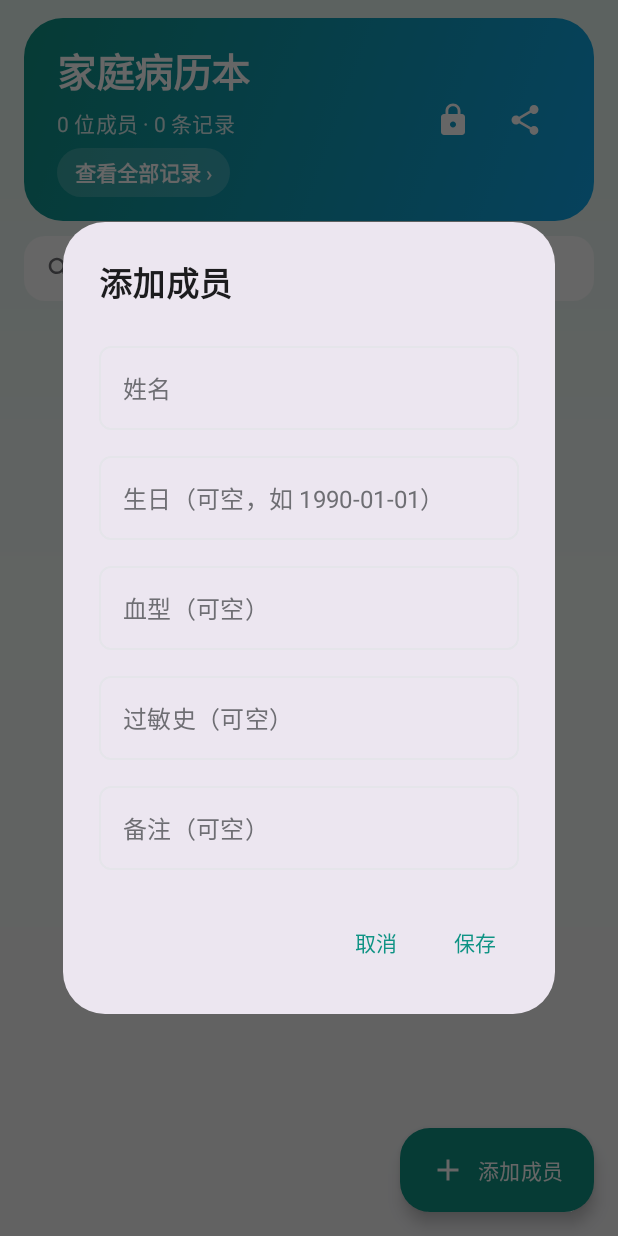
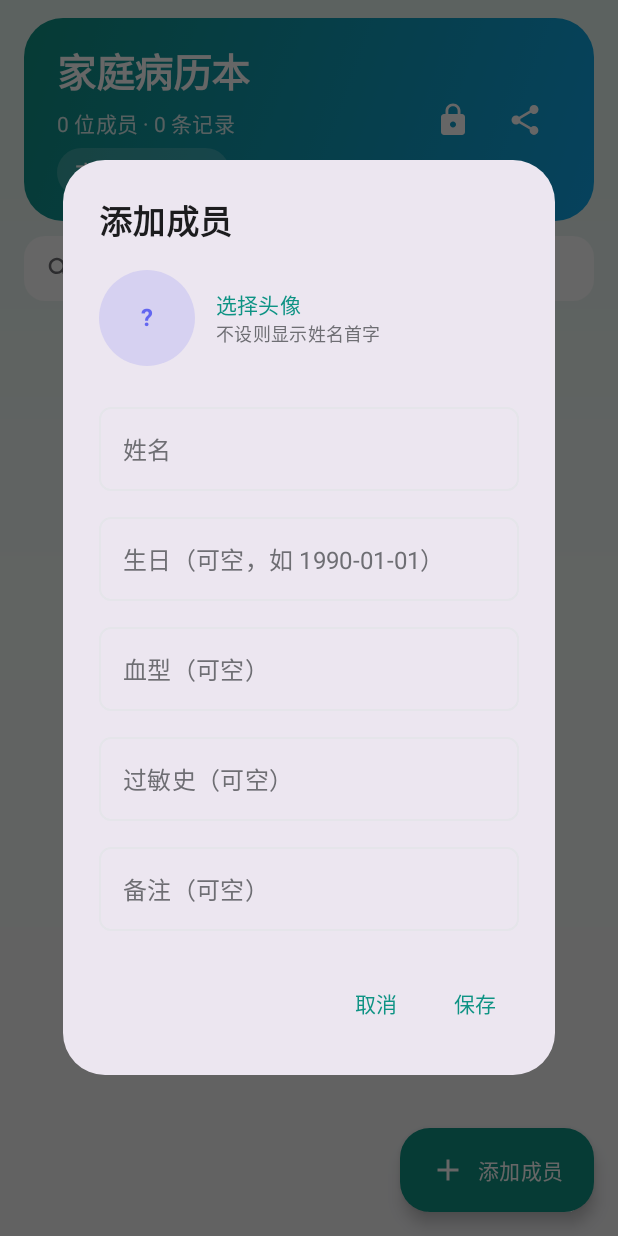
Before and after one commit to lidongze1002/medarchive, an Android app built with Jetpack Compose: the screen it shows after launch (MainActivity), after a tap on "添加成员", on a phone screen of 412 x 824 dp. Run offline under Robolectric (Android 15) with nearby library versions, the phone set to English and light mode, and no system bars; our stand-ins replace Room's generated code, Shimmer; libraries missing offline, so code that uses them is left out: com.android.billingclient.

Commit message:
feat: member avatars (picker, list/detail display, backup round-trip, DB migration v2)

```diff
--- a/app/src/main/java/com/mvp/medarchive/data/MedRepository.kt
+++ b/app/src/main/java/com/mvp/medarchive/data/MedRepository.kt
@@ -25,6 +25,9 @@ class MedRepository(
     }
 
     suspend fun deleteMember(id: Long) {
+        db.memberDao().get(id)?.let { m ->
+            if (m.avatarPath.isNotBlank()) imageStore.delete(m.avatarPath)
+        }
         db.recordDao().byMember(id).forEach { deleteRecord(it.id) }
         db.memberDao().delete(id)
     }
--- a/app/src/main/java/com/mvp/medarchive/data/db/Entities.kt
+++ b/app/src/main/java/com/mvp/medarchive/data/db/Entities.kt
@@ -1,5 +1,6 @@
 package com.mvp.medarchive.data.db
 
+import androidx.room.ColumnInfo
 import androidx.room.Entity
 import androidx.room.Index
 import androidx.room.PrimaryKey
@@ -12,6 +13,7 @@ data class Member(
     val bloodType: String = "",
     val allergies: String = "",
     val notes: String = "",
+    @ColumnInfo(defaultValue = "") val avatarPath: String = "",
     val createdAt: Long = System.currentTimeMillis()
 )
 
--- a/app/src/main/java/com/mvp/medarchive/data/db/MedDatabase.kt
+++ b/app/src/main/java/com/mvp/medarchive/data/db/MedDatabase.kt
@@ -2,10 +2,18 @@ package com.mvp.medarchive.data.db
 
 import androidx.room.Database
 import androidx.room.RoomDatabase
+import androidx.room.migration.Migration
+import androidx.sqlite.db.SupportSQLiteDatabase
+
+val MIGRATION_1_2 = object : Migration(1, 2) {
+    override fun migrate(db: SupportSQLiteDatabase) {
+        db.execSQL("ALTER TABLE members ADD COLUMN avatarPath TEXT NOT NULL DEFAULT ''")
+    }
+}
 
 @Database(
     entities = [Member::class, Record::class, RecordImage::class],
-    version = 1,
+    version = 2,
     exportSchema = false
 )
 abstract class MedDatabase : RoomDatabase() {
--- a/app/src/main/java/com/mvp/medarchive/di/AppContainer.kt
+++ b/app/src/main/java/com/mvp/medarchive/di/AppContainer.kt
@@ -5,6 +5,7 @@ import androidx.room.Room
 import com.mvp.medarchive.data.ImageStore
 import com.mvp.medarchive.data.MedRepository
 import com.mvp.medarchive.data.db.MedDatabase
+import com.mvp.medarchive.data.db.MIGRATION_1_2
 
 class AppContainer(context: Context) {
     private val app = context.applicationContext
@@ -13,7 +14,7 @@ class AppContainer(context: Context) {
         app,
         MedDatabase::class.java,
         "med.db"
-    ).build()
+    ).addMigrations(MIGRATION_1_2).build()
 
     val repository = MedRepository(database, imageStore)
 }
--- a/app/src/main/java/com/mvp/medarchive/ui/common/Visuals.kt
+++ b/app/src/main/java/com/mvp/medarchive/ui/common/Visuals.kt
@@ -9,13 +9,18 @@ import androidx.compose.foundation.shape.RoundedCornerShape
 import androidx.compose.material3.MaterialTheme
 import androidx.compose.material3.Text
 import androidx.compose.runtime.Composable
+import androidx.compose.runtime.remember
 import androidx.compose.ui.Alignment
 import androidx.compose.ui.Modifier
 import androidx.compose.ui.draw.clip
 import androidx.compose.ui.graphics.Color
+import androidx.compose.ui.layout.ContentScale
+import androidx.compose.ui.platform.LocalContext
 import androidx.compose.ui.text.font.FontWeight
 import androidx.compose.ui.unit.Dp
 import androidx.compose.ui.unit.dp
+import coil.compose.AsyncImage
+import java.io.File
 import kotlin.math.abs
 
 private val AvatarPalette = listOf(
@@ -28,7 +33,22 @@ private val AvatarPalette = listOf(
 )
 
 @Composable
-fun Avatar(name: String, size: Dp = 48.dp) {
+fun Avatar(name: String, path: String? = null, size: Dp = 48.dp) {
+    val ctx = LocalContext.current
+    val file = remember(path) {
+        path?.takeIf { it.isNotBlank() }?.let { File(ctx.filesDir, "media/$it") }
+    }
+    if (file != null && file.exists()) {
+        AsyncImage(
+            model = file,
+            contentDescription = name,
+            contentScale = ContentScale.Crop,
+            modifier = Modifier
+                .size(size)
+                .clip(CircleShape)
+        )
+        return
+    }
     val color = AvatarPalette[abs(name.hashCode()) % AvatarPalette.size]
     Box(
         modifier = Modifier
--- a/app/src/main/java/com/mvp/medarchive/ui/member/MemberDialog.kt
+++ b/app/src/main/java/com/mvp/medarchive/ui/member/MemberDialog.kt
@@ -1,8 +1,16 @@
 package com.mvp.medarchive.ui.member
 
+import androidx.activity.compose.rememberLauncherForActivityResult
+import androidx.activity.result.contract.ActivityResultContracts
+import androidx.compose.foundation.clickable
 import androidx.compose.foundation.layout.Arrangement
 import androidx.compose.foundation.layout.Column
+import androidx.compose.foundation.layout.Row
+import androidx.compose.foundation.layout.Spacer
+import androidx.compose.foundation.layout.height
+import androidx.compose.foundation.layout.width
 import androidx.compose.material3.AlertDialog
+import androidx.compose.material3.MaterialTheme
 import androidx.compose.material3.OutlinedTextField
 import androidx.compose.material3.Text
 import androidx.compose.material3.TextButton
@@ -10,27 +18,90 @@ import androidx.compose.runtime.Composable
 import androidx.compose.runtime.getValue
 import androidx.compose.runtime.mutableStateOf
 import androidx.compose.runtime.remember
+import androidx.compose.runtime.rememberCoroutineScope
 import androidx.compose.runtime.setValue
+import androidx.compose.ui.Alignment
+import androidx.compose.ui.Modifier
+import androidx.compose.ui.platform.LocalContext
 import androidx.compose.ui.unit.dp
+import com.mvp.medarchive.data.ImageStore
 import com.mvp.medarchive.data.db.Member
+import com.mvp.medarchive.ui.common.Avatar
+import kotlinx.coroutines.Dispatchers
+import kotlinx.coroutines.launch
+import kotlinx.coroutines.withContext
 
 @Composable
 fun MemberDialog(
     initial: Member? = null,
     onDismiss: () -> Unit,
-    onConfirm: (name: String, birthdate: String, bloodType: String, allergies: String, notes: String) -> Unit
+    onConfirm: (
+        name: String,
+        birthdate: String,
+        bloodType: String,
+        allergies: String,
+        notes: String,
+        avatarPath: String
+    ) -> Unit
 ) {
     var name by remember { mutableStateOf(initial?.name ?: "") }
     var birthdate by remember { mutableStateOf(initial?.birthdate ?: "") }
     var blood by remember { mutableStateOf(initial?.bloodType ?: "") }
     var allergies by remember { mutableStateOf(initial?.allergies ?: "") }
     var notes by remember { mutableStateOf(initial?.notes ?: "") }
+    var avatarPath by remember { mutableStateOf(initial?.avatarPath ?: "") }
+    var uploading by remember { mutableStateOf(false) }
+
+    val ctx = LocalContext.current
+    val scope = rememberCoroutineScope()
+    val pickAvatar = rememberLauncherForActivityResult(
+        ActivityResultContracts.GetContent()
+    ) { uri ->
+        if (uri != null) {
+            uploading = true
+            scope.launch {
+                val saved = withContext(Dispatchers.IO) {
+                    runCatching {
+                        ctx.contentResolver.openInputStream(uri)?.use { input ->
+                            ImageStore(ctx).save(input.readBytes())
+                        }
+                    }.getOrNull()
+                }
+                if (saved != null) avatarPath = saved
+                uploading = false
+            }
+        }
+    }
 
     AlertDialog(
         onDismissRequest = onDismiss,
         title = { Text(if (initial == null) "添加成员" else "编辑成员") },
         text = {
             Column(verticalArrangement = Arrangement.spacedBy(8.dp)) {
+                Row(
+                    Modifier.clickable { pickAvatar.launch("image/*") },
+                    verticalAlignment = Alignment.CenterVertically
+                ) {
+                    Avatar(name = name, path = avatarPath, size = 64.dp)
+                    Spacer(Modifier.width(14.dp))
+                    Column {
+                        Text(
+                            when {
+                                uploading -> "正在读取…"
+                                avatarPath.isBlank() -> "选择头像"
+                                else -> "更换头像"
+                            },
+                            style = MaterialTheme.typography.bodyMedium,
+                            color = MaterialTheme.colorScheme.primary
+                        )
+                        Text(
+                            "不设则显示姓名首字",
+                            style = MaterialTheme.typography.bodySmall,
+                            color = MaterialTheme.colorScheme.onSurfaceVariant
+                        )
+                    }
+                }
+                Spacer(Modifier.height(2.dp))
                 OutlinedTextField(value = name, onValueChange = { name = it }, label = { Text("姓名") })
                 OutlinedTextField(value = birthdate, onValueChange = { birthdate = it }, label = { Text("生日（可空，如 1990-01-01）") })
                 OutlinedTextField(value = blood, onValueChange = { blood = it }, label = { Text("血型（可空）") })
@@ -38,7 +109,11 @@ fun MemberDialog(
                 OutlinedTextField(value = notes, onValueChange = { notes = it }, label = { Text("备注（可空）") })
             }
         },
-        confirmButton = { TextButton(onClick = { onConfirm(name, birthdate, blood, allergies, notes) }) { Text("保存") } },
+        confirmButton = {
+            TextButton(onClick = { onConfirm(name, birthdate, blood, allergies, notes, avatarPath) }) {
+                Text("保存")
+            }
+        },
         dismissButton = { TextButton(onClick = onDismiss) { Text("取消") } }
     )
 }
--- a/app/src/main/java/com/mvp/medarchive/ui/memberlist/MemberListScreen.kt
+++ b/app/src/main/java/com/mvp/medarchive/ui/memberlist/MemberListScreen.kt
@@ -256,7 +256,7 @@ fun MemberListScreen(
                                 onClick = { onOpen(item.member.id) }
                             ) {
                                 Row(verticalAlignment = Alignment.CenterVertically) {
-                                    Avatar(item.member.name)
+                                    Avatar(item.member.name, item.member.avatarPath)
                                     Spacer(Modifier.width(12.dp))
                                     Column(Modifier.weight(1f)) {
                                         val nameModifier = with(sharedTransitionScope) {
@@ -316,8 +316,8 @@ fun MemberListScreen(
     if (showDialog) {
         MemberDialog(
             onDismiss = { showDialog = false },
-            onConfirm = { n, b, bt, al, notes ->
-                vm.add(n, b, bt, al, notes)
+            onConfirm = { n, b, bt, al, notes, avatar ->
+                vm.add(n, b, bt, al, notes, avatar)
                 showDialog = false
             }
         )
--- a/app/src/main/java/com/mvp/medarchive/ui/memberlist/MemberListViewModel.kt
+++ b/app/src/main/java/com/mvp/medarchive/ui/memberlist/MemberListViewModel.kt
@@ -31,7 +31,14 @@ class MemberListViewModel(
         members.map { MemberItem(it, countMap[it.id] ?: 0) }
     }.stateIn(viewModelScope, SharingStarted.WhileSubscribed(5000), emptyList())
 
-    fun add(name: String, birthdate: String, bloodType: String, allergies: String, notes: String) =
+    fun add(
+        name: String,
+        birthdate: String,
+        bloodType: String,
+        allergies: String,
+        notes: String,
+        avatarPath: String
+    ) =
         viewModelScope.launch {
             repository.addMember(
                 Member(
@@ -39,7 +46,8 @@ class MemberListViewModel(
                     birthdate = birthdate.trim(),
                     bloodType = bloodType.trim(),
                     allergies = allergies.trim(),
-                    notes = notes.trim()
+                    notes = notes.trim(),
+                    avatarPath = avatarPath
                 )
             )
         }
```
Also changed, not shown: app/src/main/java/com/mvp/medarchive/data/BackupManager.kt (+14 -1 lines), app/src/main/java/com/mvp/medarchive/ui/memberdetail/MemberDetailScreen.kt (+26 -2 lines), app/src/main/java/com/mvp/medarchive/ui/memberdetail/MemberDetailViewModel.kt (+13 -2 lines).
